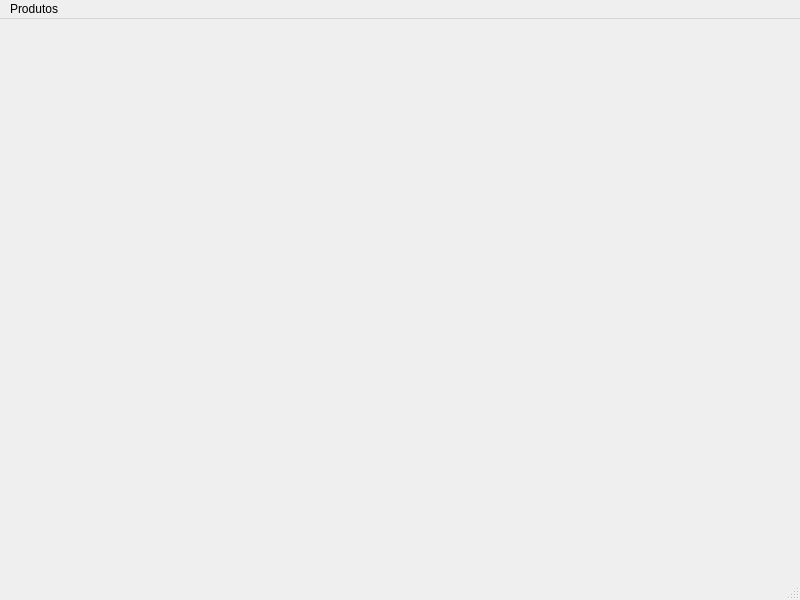
diegost0015/TCC, file Desenvolvimento/Menu.ui: the form before one commit.
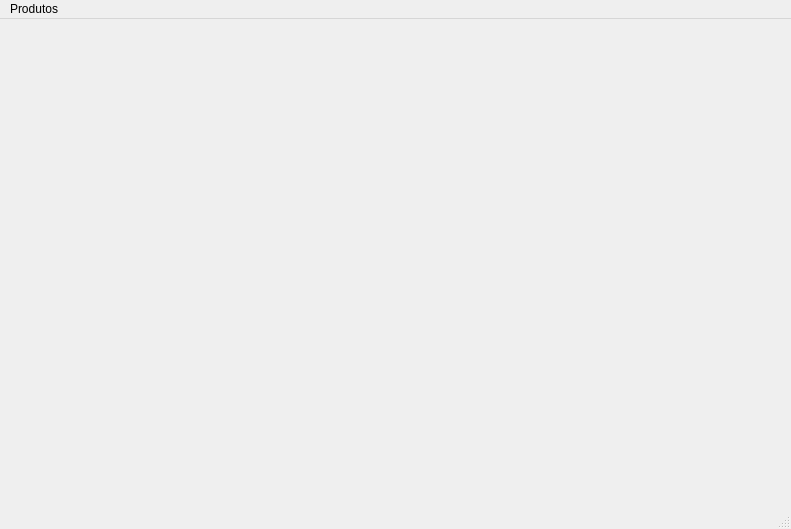
The form after the commit.

Diff of the .ui file:
```diff
--- a/Desenvolvimento/Menu.ui
+++ b/Desenvolvimento/Menu.ui
@@ -6,10 +6,16 @@
    <rect>
     <x>0</x>
     <y>0</y>
-    <width>800</width>
-    <height>600</height>
+    <width>791</width>
+    <height>529</height>
    </rect>
   </property>
+  <property name="maximumSize">
+   <size>
+    <width>791</width>
+    <height>529</height>
+   </size>
+  </property>
   <property name="windowTitle">
    <string>MainWindow</string>
   </property>
@@ -19,7 +25,7 @@
     <rect>
      <x>0</x>
      <y>0</y>
-     <width>800</width>
+     <width>791</width>
      <height>21</height>
     </rect>
    </property>
```
